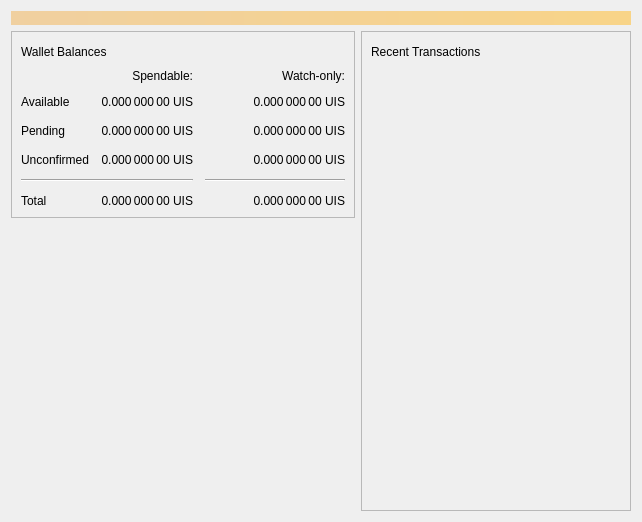
First picture: the form in src/qt/forms/overviewpage.ui, repository unitusdev/unitus, before the edit.
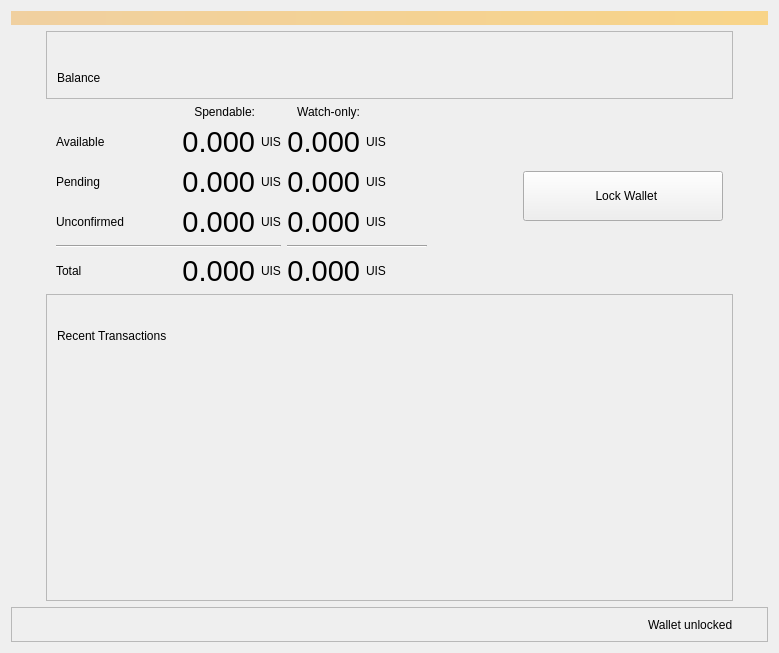
Second picture: the form after the edit. Icons and pictures are not drawn.

Diff of the .ui file:
```diff
--- a/src/qt/forms/overviewpage.ui
+++ b/src/qt/forms/overviewpage.ui
@@ -6,8 +6,8 @@
    <rect>
     <x>0</x>
     <y>0</y>
-    <width>642</width>
-    <height>522</height>
+    <width>779</width>
+    <height>653</height>
    </rect>
   </property>
   <property name="windowTitle">
@@ -37,9 +37,13 @@
     </widget>
    </item>
    <item>
-    <layout class="QHBoxLayout" name="horizontalLayout" stretch="1,1">
-     <item>
       <layout class="QVBoxLayout" name="verticalLayout_2">
+     <property name="leftMargin">
+      <number>35</number>
+     </property>
+     <property name="rightMargin">
+      <number>35</number>
+     </property>
        <item>
         <widget class="QFrame" name="walletBalanceFrame">
          <property name="frameShape">
@@ -55,12 +59,24 @@
           <number>1</number>
          </property>
          <layout class="QVBoxLayout" name="verticalLayout_4">
+        <property name="leftMargin">
+         <number>10</number>
+        </property>
+        <property name="topMargin">
+         <number>10</number>
+        </property>
+        <property name="rightMargin">
+         <number>10</number>
+        </property>
           <item>
            <layout class="QHBoxLayout" name="horizontalLayout_4">
+          <property name="topMargin">
+           <number>25</number>
+          </property>
             <item>
              <widget class="QLabel" name="WalletBalancesHeading">
               <property name="text">
-               <string>Wallet Balances</string>
+             <string>Balance</string>
               </property>
               <property name="textFormat">
                <enum>Qt::RichText</enum>
@@ -115,172 +131,30 @@
             </item>
            </layout>
           </item>
+       </layout>
+      </widget>
+     </item>
+     <item>
+      <layout class="QHBoxLayout" name="horizontalLayout_3">
+       <property name="leftMargin">
+        <number>10</number>
+       </property>
+       <property name="rightMargin">
+        <number>10</number>
+       </property>
           <item>
            <layout class="QGridLayout" name="gridLayout">
-            <property name="spacing">
-             <number>12</number>
-            </property>
-            <item row="2" column="2">
-             <widget class="QLabel" name="labelWatchPending">
-              <property name="cursor">
-               <cursorShape>IBeamCursor</cursorShape>
-              </property>
-              <property name="toolTip">
-               <string>Unconfirmed transactions to watch-only addresses</string>
-              </property>
+         <item row="0" column="1">
+          <widget class="QLabel" name="labelSpendable">
               <property name="text">
-               <string notr="true">0.000 000 00 UIS</string>
+            <string>Spendable:</string>
               </property>
               <property name="alignment">
                <set>Qt::AlignRight|Qt::AlignTrailing|Qt::AlignVCenter</set>
               </property>
-              <property name="textInteractionFlags">
-               <set>Qt::LinksAccessibleByMouse|Qt::TextSelectableByKeyboard|Qt::TextSelectableByMouse</set>
-              </property>
-             </widget>
-            </item>
-            <item row="2" column="1">
-             <widget class="QLabel" name="labelUnconfirmed">
-              <property name="cursor">
-               <cursorShape>IBeamCursor</cursorShape>
-              </property>
-              <property name="toolTip">
-               <string>Total of transactions that have yet to be confirmed, and do not yet count toward the spendable balance</string>
-              </property>
-              <property name="text">
-               <string notr="true">0.000 000 00 UIS</string>
-              </property>
-              <property name="alignment">
-               <set>Qt::AlignRight|Qt::AlignTrailing|Qt::AlignVCenter</set>
-              </property>
-              <property name="textInteractionFlags">
-               <set>Qt::LinksAccessibleByMouse|Qt::TextSelectableByKeyboard|Qt::TextSelectableByMouse</set>
-              </property>
-             </widget>
-            </item>
-            <item row="3" column="2">
-             <widget class="QLabel" name="labelWatchImmature">
-              <property name="cursor">
-               <cursorShape>IBeamCursor</cursorShape>
-              </property>
-              <property name="toolTip">
-               <string>Mined balance in watch-only addresses that has not yet matured</string>
-              </property>
-              <property name="text">
-               <string notr="true">0.000 000 00 UIS</string>
-              </property>
-              <property name="alignment">
-               <set>Qt::AlignRight|Qt::AlignTrailing|Qt::AlignVCenter</set>
-              </property>
-              <property name="textInteractionFlags">
-               <set>Qt::LinksAccessibleByMouse|Qt::TextSelectableByKeyboard|Qt::TextSelectableByMouse</set>
-              </property>
-             </widget>
-            </item>
-            <item row="4" column="0" colspan="2">
-             <widget class="Line" name="line">
-              <property name="orientation">
-               <enum>Qt::Horizontal</enum>
-              </property>
-             </widget>
-            </item>
-            <item row="4" column="2">
-             <widget class="Line" name="lineWatchBalance">
-              <property name="sizePolicy">
-               <sizepolicy hsizetype="Preferred" vsizetype="Fixed">
-                <horstretch>0</horstretch>
-                <verstretch>0</verstretch>
-               </sizepolicy>
-              </property>
-              <property name="minimumSize">
-               <size>
-                <width>140</width>
-                <height>0</height>
-               </size>
-              </property>
-              <property name="orientation">
-               <enum>Qt::Horizontal</enum>
-              </property>
-             </widget>
-            </item>
-            <item row="3" column="1">
-             <widget class="QLabel" name="labelImmature">
-              <property name="cursor">
-               <cursorShape>IBeamCursor</cursorShape>
-              </property>
-              <property name="toolTip">
-               <string>Mined balance that has not yet matured</string>
-              </property>
-              <property name="text">
-               <string notr="true">0.000 000 00 UIS</string>
-              </property>
-              <property name="alignment">
-               <set>Qt::AlignRight|Qt::AlignTrailing|Qt::AlignVCenter</set>
-              </property>
-              <property name="textInteractionFlags">
-               <set>Qt::LinksAccessibleByMouse|Qt::TextSelectableByKeyboard|Qt::TextSelectableByMouse</set>
-              </property>
-             </widget>
-            </item>
-            <item row="2" column="3">
-             <spacer name="horizontalSpacer_2">
-              <property name="orientation">
-               <enum>Qt::Horizontal</enum>
-              </property>
-              <property name="sizeHint" stdset="0">
-               <size>
-                <width>40</width>
-                <height>20</height>
-               </size>
-              </property>
-             </spacer>
-            </item>
-            <item row="3" column="0">
-             <widget class="QLabel" name="labelImmatureText">
-              <property name="text">
-               <string>Unconfirmed</string>
-              </property>
-             </widget>
-            </item>
-            <item row="5" column="1">
-             <widget class="QLabel" name="labelTotal">
-              <property name="cursor">
-               <cursorShape>IBeamCursor</cursorShape>
-              </property>
-              <property name="toolTip">
-               <string>Your current total balance</string>
-              </property>
-              <property name="text">
-               <string notr="true">0.000 000 00 UIS</string>
-              </property>
-              <property name="alignment">
-               <set>Qt::AlignRight|Qt::AlignTrailing|Qt::AlignVCenter</set>
-              </property>
-              <property name="textInteractionFlags">
-               <set>Qt::LinksAccessibleByMouse|Qt::TextSelectableByKeyboard|Qt::TextSelectableByMouse</set>
-              </property>
-             </widget>
-            </item>
-            <item row="5" column="2">
-             <widget class="QLabel" name="labelWatchTotal">
-              <property name="cursor">
-               <cursorShape>IBeamCursor</cursorShape>
-              </property>
-              <property name="toolTip">
-               <string>Current total balance in watch-only addresses</string>
-              </property>
-              <property name="text">
-               <string notr="true">0.000 000 00 UIS</string>
-              </property>
-              <property name="alignment">
-               <set>Qt::AlignRight|Qt::AlignTrailing|Qt::AlignVCenter</set>
-              </property>
-              <property name="textInteractionFlags">
-               <set>Qt::LinksAccessibleByMouse|Qt::TextSelectableByKeyboard|Qt::TextSelectableByMouse</set>
-              </property>
-             </widget>
-            </item>
-            <item row="0" column="2">
+          </widget>
+         </item>
+         <item row="0" column="3">
              <widget class="QLabel" name="labelWatchonly">
               <property name="text">
                <string>Watch-only:</string>
@@ -299,6 +173,11 @@
             </item>
             <item row="1" column="1">
              <widget class="QLabel" name="labelBalance">
+           <property name="font">
+            <font>
+             <pointsize>22</pointsize>
+            </font>
+           </property>
               <property name="cursor">
                <cursorShape>IBeamCursor</cursorShape>
               </property>
@@ -306,7 +185,7 @@
                <string>Your current spendable balance</string>
               </property>
               <property name="text">
-               <string notr="true">0.000 000 00 UIS</string>
+            <string notr="true">0.000</string>
               </property>
               <property name="alignment">
                <set>Qt::AlignRight|Qt::AlignTrailing|Qt::AlignVCenter</set>
@@ -317,7 +196,19 @@
              </widget>
             </item>
             <item row="1" column="2">
+          <widget class="QLabel" name="labelAvailUnitBalance">
+           <property name="text">
+            <string>UIS</string>
+           </property>
+          </widget>
+         </item>
+         <item row="1" column="3">
              <widget class="QLabel" name="labelWatchAvailable">
+           <property name="font">
+            <font>
+             <pointsize>22</pointsize>
+            </font>
+           </property>
               <property name="cursor">
                <cursorShape>IBeamCursor</cursorShape>
               </property>
@@ -325,7 +216,7 @@
                <string>Your current balance in watch-only addresses</string>
               </property>
               <property name="text">
-               <string notr="true">0.000 000 00 UIS</string>
+            <string notr="true">0.000</string>
               </property>
               <property name="alignment">
                <set>Qt::AlignRight|Qt::AlignTrailing|Qt::AlignVCenter</set>
@@ -335,6 +226,13 @@
               </property>
              </widget>
             </item>
+         <item row="1" column="4">
+          <widget class="QLabel" name="labelAvailUnitWAvailable">
+           <property name="text">
+            <string>UIS</string>
+           </property>
+          </widget>
+         </item>
             <item row="2" column="0">
              <widget class="QLabel" name="labelPendingText">
               <property name="text">
@@ -342,80 +240,277 @@
               </property>
              </widget>
             </item>
-            <item row="0" column="1">
-             <widget class="QLabel" name="labelSpendable">
+         <item row="2" column="1">
+          <widget class="QLabel" name="labelUnconfirmed">
+           <property name="font">
+            <font>
+             <pointsize>22</pointsize>
+            </font>
+           </property>
+           <property name="cursor">
+            <cursorShape>IBeamCursor</cursorShape>
+           </property>
+           <property name="toolTip">
+            <string>Total of transactions that have yet to be confirmed, and do not yet count toward the spendable balance</string>
+           </property>
               <property name="text">
-               <string>Spendable:</string>
+            <string notr="true">0.000</string>
               </property>
               <property name="alignment">
                <set>Qt::AlignRight|Qt::AlignTrailing|Qt::AlignVCenter</set>
+           </property>
+           <property name="textInteractionFlags">
+            <set>Qt::LinksAccessibleByMouse|Qt::TextSelectableByKeyboard|Qt::TextSelectableByMouse</set>
+           </property>
+          </widget>
+         </item>
+         <item row="2" column="2">
+          <widget class="QLabel" name="labelAvailUnitUnconfirmed">
+           <property name="text">
+            <string>UIS</string>
+           </property>
+          </widget>
+         </item>
+         <item row="2" column="3">
+          <widget class="QLabel" name="labelWatchPending">
+           <property name="font">
+            <font>
+             <pointsize>22</pointsize>
+            </font>
+           </property>
+           <property name="cursor">
+            <cursorShape>IBeamCursor</cursorShape>
+           </property>
+           <property name="toolTip">
+            <string>Unconfirmed transactions to watch-only addresses</string>
+           </property>
+           <property name="text">
+            <string notr="true">0.000</string>
+           </property>
+           <property name="alignment">
+            <set>Qt::AlignRight|Qt::AlignTrailing|Qt::AlignVCenter</set>
+           </property>
+           <property name="textInteractionFlags">
+            <set>Qt::LinksAccessibleByMouse|Qt::TextSelectableByKeyboard|Qt::TextSelectableByMouse</set>
+           </property>
+          </widget>
+         </item>
+         <item row="2" column="4">
+          <widget class="QLabel" name="labelAvailUnitWPending">
+           <property name="text">
+            <string>UIS</string>
+           </property>
+          </widget>
+         </item>
+         <item row="3" column="0">
+          <widget class="QLabel" name="labelImmatureText">
+           <property name="text">
+            <string>Unconfirmed      </string>
+           </property>
+          </widget>
+         </item>
+         <item row="3" column="1">
+          <widget class="QLabel" name="labelImmature">
+           <property name="font">
+            <font>
+             <pointsize>22</pointsize>
+            </font>
+           </property>
+           <property name="cursor">
+            <cursorShape>IBeamCursor</cursorShape>
+           </property>
+           <property name="toolTip">
+            <string>Mined balance that has not yet matured</string>
+           </property>
+           <property name="text">
+            <string notr="true">0.000</string>
+           </property>
+           <property name="alignment">
+            <set>Qt::AlignRight|Qt::AlignTrailing|Qt::AlignVCenter</set>
+           </property>
+           <property name="textInteractionFlags">
+            <set>Qt::LinksAccessibleByMouse|Qt::TextSelectableByKeyboard|Qt::TextSelectableByMouse</set>
+           </property>
+          </widget>
+         </item>
+         <item row="3" column="2">
+          <widget class="QLabel" name="labelAvailUnitImmature">
+           <property name="text">
+            <string>UIS</string>
+           </property>
+          </widget>
+         </item>
+         <item row="3" column="3">
+          <widget class="QLabel" name="labelWatchImmature">
+           <property name="font">
+            <font>
+             <pointsize>22</pointsize>
+            </font>
+           </property>
+           <property name="cursor">
+            <cursorShape>IBeamCursor</cursorShape>
+           </property>
+           <property name="toolTip">
+            <string>Mined balance in watch-only addresses that has not yet matured</string>
+           </property>
+           <property name="text">
+            <string notr="true">0.000</string>
+           </property>
+           <property name="alignment">
+            <set>Qt::AlignRight|Qt::AlignTrailing|Qt::AlignVCenter</set>
+           </property>
+           <property name="textInteractionFlags">
+            <set>Qt::LinksAccessibleByMouse|Qt::TextSelectableByKeyboard|Qt::TextSelectableByMouse</set>
+           </property>
+          </widget>
+         </item>
+         <item row="3" column="4">
+          <widget class="QLabel" name="labelAvailUnitWImmature">
+           <property name="text">
+            <string>UIS</string>
+           </property>
+          </widget>
+         </item>
+         <item row="4" column="0" colspan="3">
+          <widget class="Line" name="line">
+           <property name="lineWidth">
+            <number>1</number>
+           </property>
+           <property name="orientation">
+            <enum>Qt::Horizontal</enum>
+           </property>
+          </widget>
+         </item>
+         <item row="4" column="3" colspan="2">
+          <widget class="Line" name="lineWatchBalance">
+           <property name="sizePolicy">
+            <sizepolicy hsizetype="Preferred" vsizetype="Fixed">
+             <horstretch>0</horstretch>
+             <verstretch>0</verstretch>
+            </sizepolicy>
+           </property>
+           <property name="minimumSize">
+            <size>
+             <width>140</width>
+             <height>0</height>
+            </size>
+           </property>
+           <property name="orientation">
+            <enum>Qt::Horizontal</enum>
               </property>
              </widget>
             </item>
             <item row="5" column="0">
              <widget class="QLabel" name="labelTotalText">
+           <property name="minimumSize">
+            <size>
+             <width>120</width>
+             <height>0</height>
+            </size>
+           </property>
               <property name="text">
                <string>&lt;html&gt;&lt;head/&gt;&lt;body&gt;&lt;p&gt;Total&lt;/p&gt;&lt;/body&gt;&lt;/html&gt;</string>
               </property>
              </widget>
             </item>
-           </layout>
-          </item>
-         </layout>
-        </widget>
+         <item row="5" column="1">
+          <widget class="QLabel" name="labelTotal">
+           <property name="font">
+            <font>
+             <pointsize>22</pointsize>
+            </font>
+           </property>
+           <property name="cursor">
+            <cursorShape>IBeamCursor</cursorShape>
+           </property>
+           <property name="toolTip">
+            <string>Your current total balance</string>
+           </property>
+           <property name="text">
+            <string notr="true">0.000</string>
+           </property>
+           <property name="alignment">
+            <set>Qt::AlignRight|Qt::AlignTrailing|Qt::AlignVCenter</set>
+           </property>
+           <property name="textInteractionFlags">
+            <set>Qt::LinksAccessibleByMouse|Qt::TextSelectableByKeyboard|Qt::TextSelectableByMouse</set>
+           </property>
+          </widget>
+         </item>
+         <item row="5" column="2">
+          <widget class="QLabel" name="labelAvailUnitTotal">
+           <property name="text">
+            <string>UIS</string>
+           </property>
+          </widget>
+         </item>
+         <item row="5" column="3">
+          <widget class="QLabel" name="labelWatchTotal">
+           <property name="font">
+            <font>
+             <pointsize>22</pointsize>
+            </font>
+           </property>
+           <property name="cursor">
+            <cursorShape>IBeamCursor</cursorShape>
+           </property>
+           <property name="toolTip">
+            <string>Current total balance in watch-only addresses</string>
+           </property>
+           <property name="text">
+            <string notr="true">0.000</string>
+           </property>
+           <property name="alignment">
+            <set>Qt::AlignRight|Qt::AlignTrailing|Qt::AlignVCenter</set>
+           </property>
+           <property name="textInteractionFlags">
+            <set>Qt::LinksAccessibleByMouse|Qt::TextSelectableByKeyboard|Qt::TextSelectableByMouse</set>
+           </property>
+          </widget>
+         </item>
+         <item row="5" column="4">
+          <widget class="QLabel" name="labelAvailUnitWTotal">
+           <property name="text">
+            <string>UIS</string>
+           </property>
+          </widget>
+         </item>
+        </layout>
        </item>
        <item>
-        <spacer name="verticalSpacer_3">
+        <spacer name="horizontalSpacer_2">
          <property name="orientation">
-          <enum>Qt::Vertical</enum>
+          <enum>Qt::Horizontal</enum>
          </property>
          <property name="sizeHint" stdset="0">
           <size>
-           <width>20</width>
-           <height>40</height>
+           <width>36</width>
+           <height>17</height>
           </size>
          </property>
         </spacer>
        </item>
        <item>
-        <widget class="QFrame" name="LogoLabelFrame">
-         <layout class="QHBoxLayout" name="horizontalLayout_3">
-          <item>
-           <widget class="QLabel" name="LogoLabel">
+        <widget class="QPushButton" name="btnLockWallet">
             <property name="sizePolicy">
-             <sizepolicy hsizetype="Fixed" vsizetype="Fixed">
+          <sizepolicy hsizetype="Minimum" vsizetype="Fixed">
               <horstretch>0</horstretch>
               <verstretch>0</verstretch>
              </sizepolicy>
             </property>
             <property name="minimumSize">
              <size>
-              <width>256</width>
-              <height>256</height>
-             </size>
-            </property>
-            <property name="styleSheet">
-             <string notr="true">border-image: url(:/icons/aboutfaded) 0 0 0 0 no-repeat no-repeat;</string>
-            </property>
+           <width>200</width>
+           <height>50</height>
+          </size>
+         </property>
             <property name="text">
-             <string/>
-            </property>
-           </widget>
-          </item>
-          <item>
-           <spacer name="horizontalSpacer_4">
-            <property name="orientation">
-             <enum>Qt::Horizontal</enum>
-            </property>
-            <property name="sizeHint" stdset="0">
-             <size>
-              <width>40</width>
-              <height>20</height>
-             </size>
-            </property>
-           </spacer>
-          </item>
-         </layout>
+          <string>  Lock Wallet</string>
+         </property>
+         <property name="icon">
+          <iconset resource="../bitcoin.qrc">
+           <normaloff>:/icons/lock_closed</normaloff>:/icons/lock_closed</iconset>
+         </property>
         </widget>
        </item>
       </layout>
@@ -437,8 +532,26 @@
           <enum>QFrame::Raised</enum>
          </property>
          <layout class="QVBoxLayout" name="verticalLayout">
+          <property name="leftMargin">
+           <number>0</number>
+          </property>
+          <property name="topMargin">
+           <number>30</number>
+          </property>
+          <property name="rightMargin">
+           <number>0</number>
+          </property>
           <item>
            <layout class="QHBoxLayout" name="horizontalLayout_2">
+            <property name="leftMargin">
+             <number>10</number>
+            </property>
+            <property name="topMargin">
+             <number>0</number>
+            </property>
+            <property name="rightMargin">
+             <number>10</number>
+            </property>
             <item>
              <widget class="QLabel" name="RecentTransactionsHeading">
               <property name="text">
@@ -520,6 +633,94 @@
      </item>
     </layout>
    </item>
+   <item>
+    <widget class="QFrame" name="frameTemp">
+     <property name="minimumSize">
+      <size>
+       <width>0</width>
+       <height>35</height>
+      </size>
+     </property>
+     <property name="frameShape">
+      <enum>QFrame::StyledPanel</enum>
+     </property>
+     <property name="frameShadow">
+      <enum>QFrame::Raised</enum>
+     </property>
+     <layout class="QHBoxLayout" name="horizontalLayout">
+      <item>
+       <spacer name="horizontalSpacer_12">
+        <property name="orientation">
+         <enum>Qt::Horizontal</enum>
+        </property>
+        <property name="sizeType">
+         <enum>QSizePolicy::Expanding</enum>
+        </property>
+        <property name="sizeHint" stdset="0">
+         <size>
+          <width>314</width>
+          <height>12</height>
+         </size>
+        </property>
+       </spacer>
+      </item>
+      <item>
+       <widget class="QLabel" name="walletUnlockedIcon">
+        <property name="text">
+         <string/>
+        </property>
+        <property name="pixmap">
+         <pixmap resource="../bitcoin.qrc">:/icons/lock_open</pixmap>
+        </property>
+       </widget>
+      </item>
+      <item>
+       <spacer name="horizontalSpacer_13">
+        <property name="orientation">
+         <enum>Qt::Horizontal</enum>
+        </property>
+        <property name="sizeType">
+         <enum>QSizePolicy::Fixed</enum>
+        </property>
+        <property name="sizeHint" stdset="0">
+         <size>
+          <width>13</width>
+          <height>12</height>
+         </size>
+        </property>
+       </spacer>
+      </item>
+      <item>
+       <widget class="QLabel" name="walletUnlockedLabel">
+        <property name="font">
+         <font>
+          <pointsize>9</pointsize>
+         </font>
+        </property>
+        <property name="text">
+         <string>Wallet unlocked</string>
+        </property>
+       </widget>
+      </item>
+      <item>
+       <spacer name="horizontalSpacer_15">
+        <property name="orientation">
+         <enum>Qt::Horizontal</enum>
+        </property>
+        <property name="sizeType">
+         <enum>QSizePolicy::Fixed</enum>
+        </property>
+        <property name="sizeHint" stdset="0">
+         <size>
+          <width>25</width>
+          <height>12</height>
+         </size>
+        </property>
+       </spacer>
+      </item>
+     </layout>
+    </widget>
+   </item>
   </layout>
  </widget>
  <resources>
```
Left out of the diff: 2 changed lines with no effect on the pictures. Lines whose indentation alone changed are shown as unchanged.
